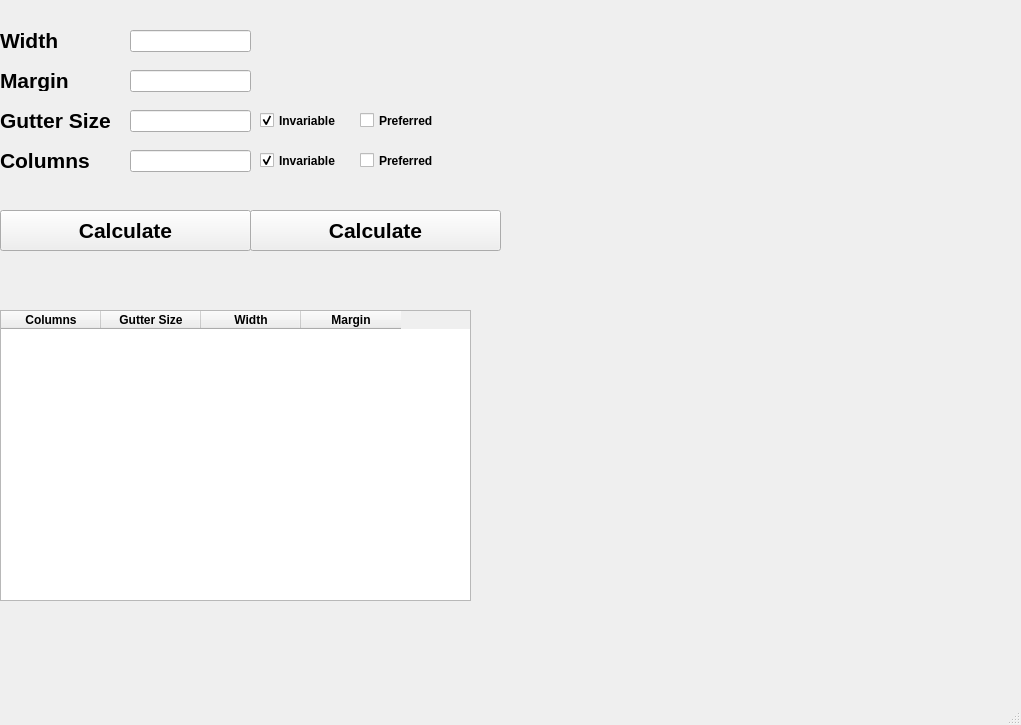
Old version of the form MainWindow.ui in the repository PolarityFive/DeCal.
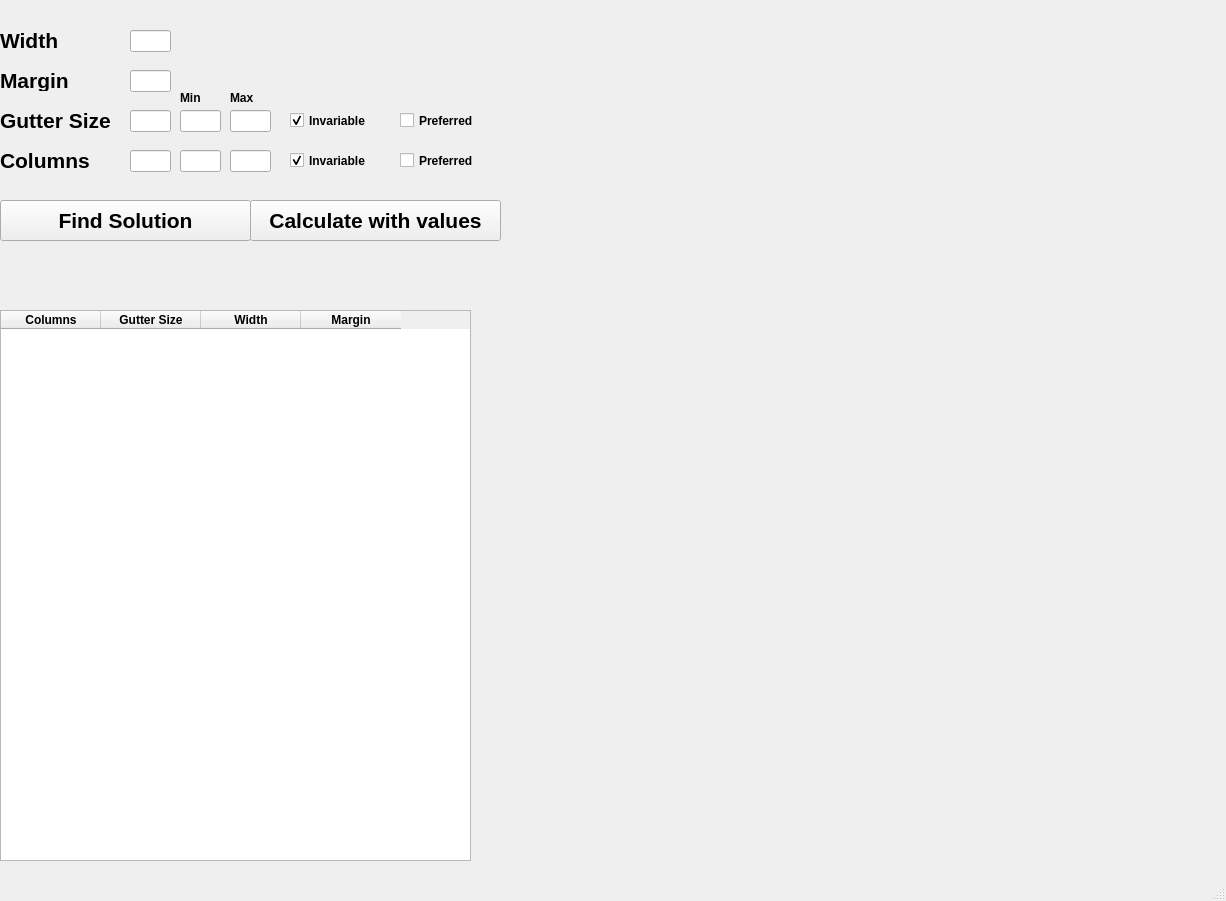
New version of the form.

Patch:
```diff
--- a/MainWindow.ui
+++ b/MainWindow.ui
@@ -6,8 +6,8 @@
    <rect>
     <x>0</x>
     <y>0</y>
-    <width>1021</width>
-    <height>725</height>
+    <width>1226</width>
+    <height>901</height>
    </rect>
   </property>
   <property name="font">
@@ -101,8 +101,8 @@
     </property>
     <property name="geometry">
      <rect>
-      <x>0</x>
-      <y>210</y>
+      <x>250</x>
+      <y>200</y>
       <width>251</width>
       <height>41</height>
      </rect>
@@ -120,7 +120,7 @@
      </font>
     </property>
     <property name="text">
-     <string>Calculate</string>
+     <string>Calculate with values</string>
     </property>
     <property name="default">
      <bool>false</bool>
@@ -129,7 +129,7 @@
    <widget class="QCheckBox" name="gutterInvariableCheckBox">
     <property name="geometry">
      <rect>
-      <x>260</x>
+      <x>290</x>
       <y>110</y>
       <width>81</width>
       <height>21</height>
@@ -145,7 +145,7 @@
    <widget class="QCheckBox" name="gutterPreferredCheckBox">
     <property name="geometry">
      <rect>
-      <x>360</x>
+      <x>400</x>
       <y>110</y>
       <width>81</width>
       <height>21</height>
@@ -161,7 +161,7 @@
    <widget class="QCheckBox" name="columnInvariableCheckBox">
     <property name="geometry">
      <rect>
-      <x>260</x>
+      <x>290</x>
       <y>150</y>
       <width>81</width>
       <height>21</height>
@@ -177,7 +177,7 @@
    <widget class="QCheckBox" name="columnPreferredCheckBox">
     <property name="geometry">
      <rect>
-      <x>360</x>
+      <x>400</x>
       <y>150</y>
       <width>81</width>
       <height>21</height>
@@ -192,7 +192,7 @@
      <rect>
       <x>130</x>
       <y>30</y>
-      <width>121</width>
+      <width>41</width>
       <height>22</height>
      </rect>
     </property>
@@ -202,7 +202,7 @@
      <rect>
       <x>130</x>
       <y>70</y>
-      <width>121</width>
+      <width>41</width>
       <height>22</height>
      </rect>
     </property>
@@ -212,7 +212,7 @@
      <rect>
       <x>130</x>
       <y>110</y>
-      <width>121</width>
+      <width>41</width>
       <height>22</height>
      </rect>
     </property>
@@ -222,7 +222,7 @@
      <rect>
       <x>130</x>
       <y>150</y>
-      <width>121</width>
+      <width>41</width>
       <height>22</height>
      </rect>
     </property>
@@ -233,7 +233,7 @@
       <x>0</x>
       <y>310</y>
       <width>471</width>
-      <height>291</height>
+      <height>551</height>
      </rect>
     </property>
     <property name="showGrid">
@@ -272,8 +272,8 @@
     </property>
     <property name="geometry">
      <rect>
-      <x>250</x>
-      <y>210</y>
+      <x>0</x>
+      <y>200</y>
       <width>251</width>
       <height>41</height>
      </rect>
@@ -291,12 +291,78 @@
      </font>
     </property>
     <property name="text">
-     <string>Calculate</string>
+     <string>Find Solution</string>
     </property>
     <property name="default">
      <bool>false</bool>
     </property>
    </widget>
+   <widget class="QLineEdit" name="gutterSizeMinLineEdit">
+    <property name="geometry">
+     <rect>
+      <x>180</x>
+      <y>110</y>
+      <width>41</width>
+      <height>22</height>
+     </rect>
+    </property>
+   </widget>
+   <widget class="QLineEdit" name="gutterSizeMaxLineEdit">
+    <property name="geometry">
+     <rect>
+      <x>230</x>
+      <y>110</y>
+      <width>41</width>
+      <height>22</height>
+     </rect>
+    </property>
+   </widget>
+   <widget class="QLineEdit" name="columnsMinLineEdit">
+    <property name="geometry">
+     <rect>
+      <x>180</x>
+      <y>150</y>
+      <width>41</width>
+      <height>22</height>
+     </rect>
+    </property>
+   </widget>
+   <widget class="QLineEdit" name="columnsMaxLineEdit">
+    <property name="geometry">
+     <rect>
+      <x>230</x>
+      <y>150</y>
+      <width>41</width>
+      <height>22</height>
+     </rect>
+    </property>
+   </widget>
+   <widget class="QLabel" name="minLabel">
+    <property name="geometry">
+     <rect>
+      <x>180</x>
+      <y>90</y>
+      <width>21</width>
+      <height>16</height>
+     </rect>
+    </property>
+    <property name="text">
+     <string>Min</string>
+    </property>
+   </widget>
+   <widget class="QLabel" name="maxLabel">
+    <property name="geometry">
+     <rect>
+      <x>230</x>
+      <y>90</y>
+      <width>31</width>
+      <height>16</height>
+     </rect>
+    </property>
+    <property name="text">
+     <string>Max</string>
+    </property>
+   </widget>
   </widget>
   <widget class="QMenuBar" name="menubar">
    <property name="geometry">
```
Left out of the diff: 6 changed lines with no effect on the pictures.
